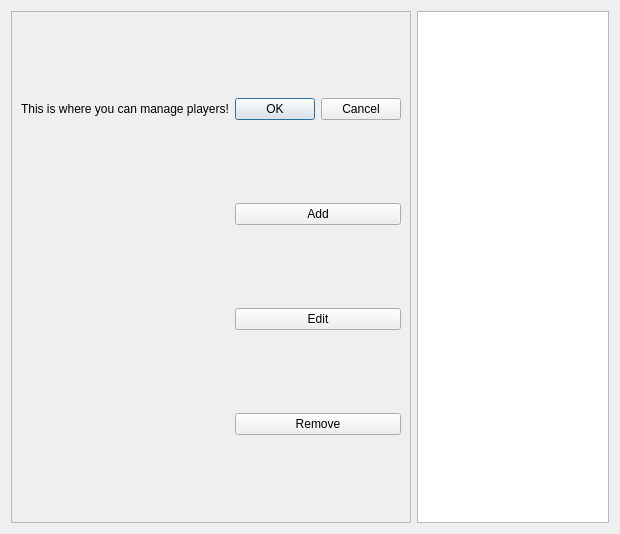
dartbois/DartsTheEndIsNigh, file manageplayermenu.ui: the form before one commit.
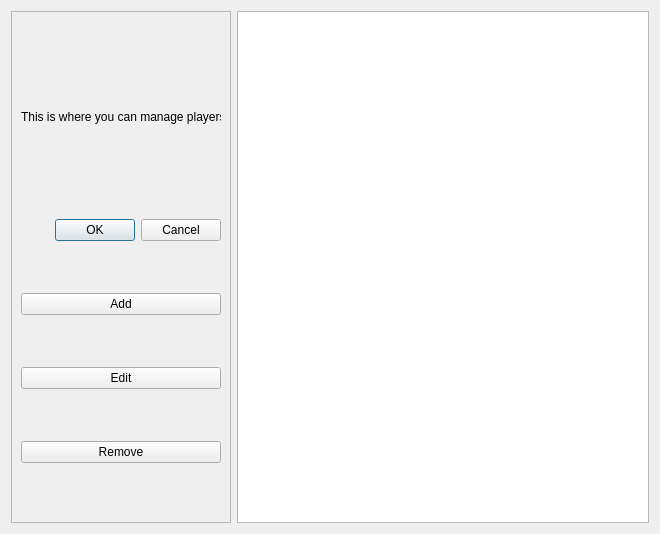
The form after the commit.

Patch:
```diff
--- a/manageplayermenu.ui
+++ b/manageplayermenu.ui
@@ -6,7 +6,7 @@
    <rect>
     <x>0</x>
     <y>0</y>
-    <width>620</width>
+    <width>660</width>
     <height>534</height>
    </rect>
   </property>
@@ -22,6 +22,12 @@
    </item>
    <item row="0" column="0">
     <widget class="QFrame" name="frame">
+     <property name="maximumSize">
+      <size>
+       <width>220</width>
+       <height>16777215</height>
+      </size>
+     </property>
      <property name="frameShape">
       <enum>QFrame::StyledPanel</enum>
      </property>
@@ -30,27 +36,6 @@
      </property>
      <layout class="QGridLayout" name="gridLayout_2">
       <item row="1" column="1">
-       <widget class="QPushButton" name="PlayerMenuAdd">
-        <property name="text">
-         <string>Add</string>
-        </property>
-       </widget>
-      </item>
-      <item row="3" column="1">
-       <widget class="QPushButton" name="PlayerMenuRemove">
-        <property name="text">
-         <string>Remove</string>
-        </property>
-       </widget>
-      </item>
-      <item row="2" column="1">
-       <widget class="QPushButton" name="PlayerMenuEdit">
-        <property name="text">
-         <string>Edit</string>
-        </property>
-       </widget>
-      </item>
-      <item row="0" column="1">
        <widget class="QDialogButtonBox" name="buttonBox">
         <property name="orientation">
          <enum>Qt::Horizontal</enum>
@@ -60,8 +45,35 @@
         </property>
        </widget>
       </item>
-      <item row="0" column="0">
+      <item row="4" column="1">
+       <widget class="QPushButton" name="PlayerMenuRemove">
+        <property name="text">
+         <string>Remove</string>
+        </property>
+       </widget>
+      </item>
+      <item row="3" column="1">
+       <widget class="QPushButton" name="PlayerMenuEdit">
+        <property name="text">
+         <string>Edit</string>
+        </property>
+       </widget>
+      </item>
+      <item row="2" column="1">
+       <widget class="QPushButton" name="PlayerMenuAdd">
+        <property name="text">
+         <string>Add</string>
+        </property>
+       </widget>
+      </item>
+      <item row="0" column="1">
        <widget class="QLabel" name="label">
+        <property name="maximumSize">
+         <size>
+          <width>16777215</width>
+          <height>100</height>
+         </size>
+        </property>
         <property name="sizeIncrement">
          <size>
           <width>5</width>
```
